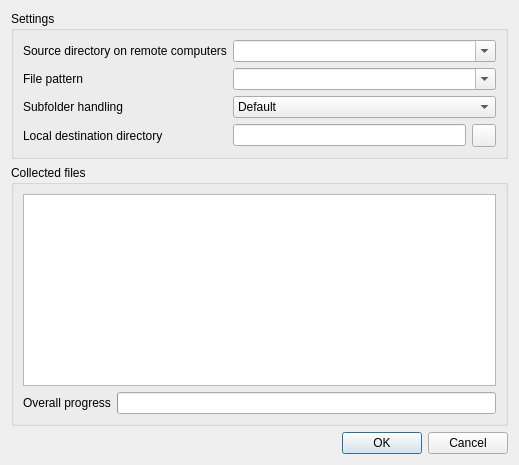
The window that plugins/filetransfer/FileCollectDialog.ui (minhnb04ict/itlabcontrol) describes before a commit, drawn with Qt 5.
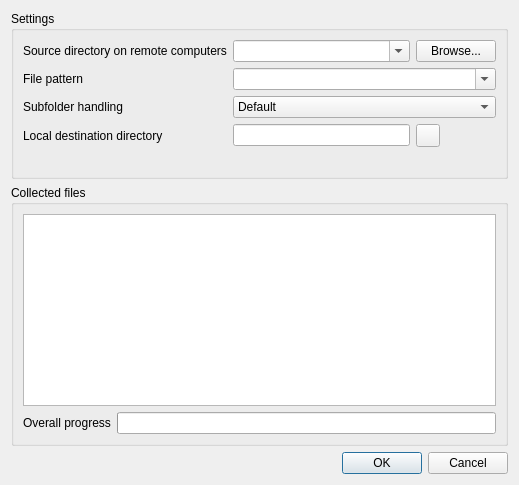
The same window after the commit. Icons and pictures are not drawn.

What changed in the file:
```diff
--- a/plugins/filetransfer/FileCollectDialog.ui
+++ b/plugins/filetransfer/FileCollectDialog.ui
@@ -65,7 +65,24 @@
         </property>
        </widget>
       </item>
-      <item row="0" column="1" colspan="2">
+      <item row="0" column="2">
+       <widget class="QPushButton" name="browseSourceButton">
+        <property name="text">
+         <string>Browse...</string>
+        </property>
+        <property name="toolTip">
+         <string>Browse the folders of the selected student computer and choose a folder or single files</string>
+        </property>
+       </widget>
+      </item>
+      <item row="4" column="1" colspan="2">
+       <widget class="QLabel" name="selectionLabel">
+        <property name="wordWrap">
+         <bool>true</bool>
+        </property>
+       </widget>
+      </item>
+      <item row="0" column="1">
        <widget class="QComboBox" name="sourceDirectoryComboBox">
         <property name="editable">
          <bool>true</bool>
```
